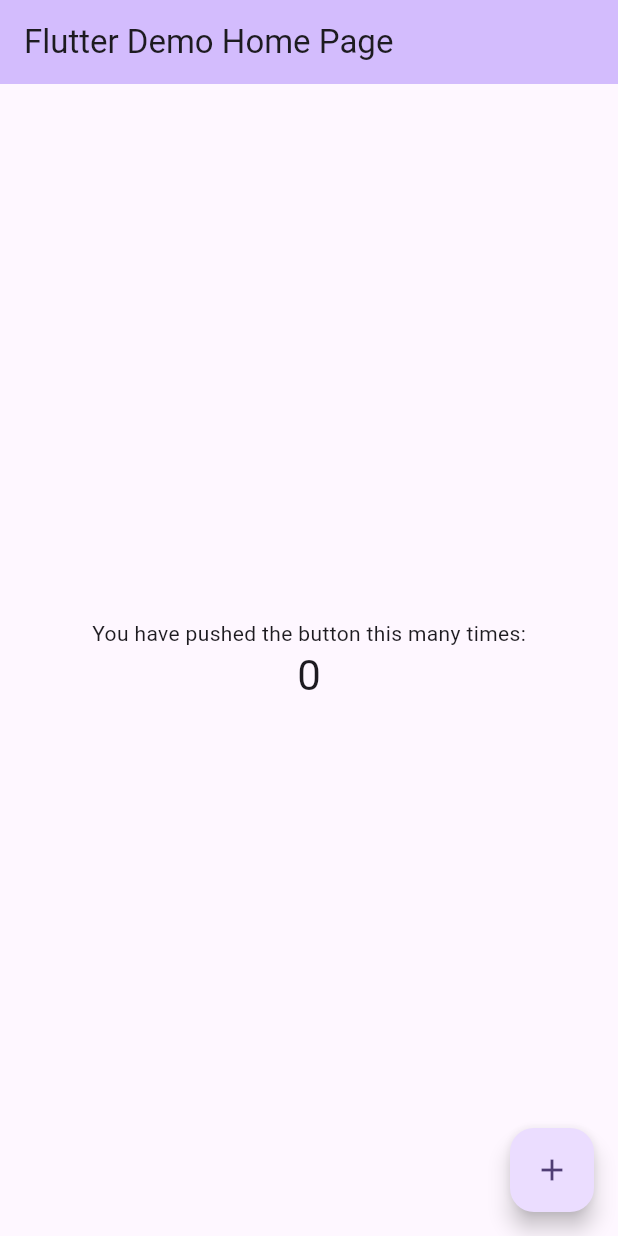
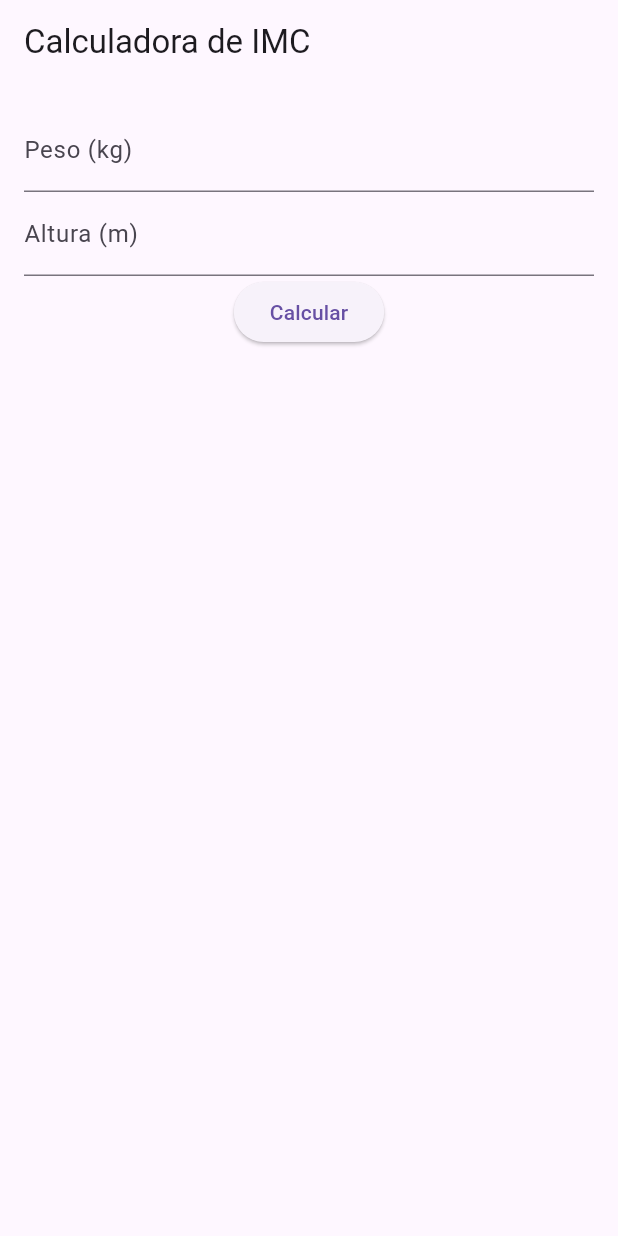
Before and after one commit to GuilhermeTofino/calculadora_imc1, a Flutter app: the screen it shows after launch, on a phone screen of 412 x 824 dp. Run offline on Flutter 3.47's test engine with Material 3 defaults, Android fonts, the phone set to English and light mode, and no system bars.

Commit message:
CHORE: Calculo IMC e Lista

```diff
--- a/analysis_options.yaml
+++ b/analysis_options.yaml
@@ -7,6 +7,9 @@
 
 # The following line activates a set of recommended lints for Flutter apps,
 # packages, and plugins designed to encourage good coding practices.
+analyzer:
+  errors:
+    library_private_types_in_public_api: ignore
 include: package:flutter_lints/flutter.yaml
 
 linter:
--- a/lib/main.dart
+++ b/lib/main.dart
@@ -1,125 +1,133 @@
+// ignore_for_file: prefer_const_constructors
+
 import 'package:flutter/material.dart';
 
 void main() {
-  runApp(const MyApp());
+  runApp(MaterialApp(
+    home: PesoApp(),
+  ));
 }
 
-class MyApp extends StatelessWidget {
-  const MyApp({super.key});
+class PesoApp extends StatefulWidget {
+  const PesoApp({super.key});
 
-  // This widget is the root of your application.
+  @override
+  _PesoAppState createState() => _PesoAppState();
+}
+
+class _PesoAppState extends State<PesoApp> {
+  List<Peso> pesos = [];
+  TextEditingController pesoController = TextEditingController();
+  TextEditingController alturaController = TextEditingController();
+
+  void _calcularIMC() {
+    double peso = double.tryParse(pesoController.text) ?? 0.0;
+    double altura = double.tryParse(alturaController.text) ?? 0.0;
+
+    if (peso <= 0 || altura <= 0) {
+      _mostrarErro("Peso e altura devem ser maiores que zero.");
+      return;
+    }
+    double imc = peso / (altura * altura);
+    String classificacao = _classificarIMC(imc);
+
+    setState(() {
+      pesos.add(Peso(peso: peso, altura: altura, imc: imc, classificacao: classificacao));
+      pesoController.clear();
+      alturaController.clear();
+    });
+  }
+
+
+
+  String _classificarIMC(double imc) {
+    if (imc < 16) {
+      return "Magreza grave";
+    } else if (imc < 17) {
+      return "Magreza moderada";
+    } else if (imc < 18.5) {
+      return "Magreza leve";
+    } else if (imc < 25) {
+      return "Saudável";
+    } else if (imc < 30) {
+      return "Sobrepeso";
+    } else if (imc < 35) {
+      return "Obesidade Grau 1";
+    } else if (imc < 40) {
+      return "Obesidade Grau 2 (Severa)";
+    } else {
+      return "Obesidade Grau 3 (Mórbida)";
+    }
+  }
+
+  void _mostrarErro(String mensagem) {
+    showDialog(
+      context: context,
+      builder: (BuildContext context) {
+        return AlertDialog(
+          title: Text("Erro"),
+          content: Text(mensagem),
+          actions: <Widget>[
+            TextButton(
+              child: Text("OK"),
+              onPressed: () {
+                Navigator.of(context).pop();
+              },
+            ),
+          ],
+        );
+      },
+    );
+  }
+
+
   @override
   Widget build(BuildContext context) {
-    return MaterialApp(
-      title: 'Flutter Demo',
-      theme: ThemeData(
-        // This is the theme of your application.
-        //
-        // TRY THIS: Try running your application with "flutter run". You'll see
-        // the application has a purple toolbar. Then, without quitting the app,
-        // try changing the seedColor in the colorScheme below to Colors.green
-        // and then invoke "hot reload" (save your changes or press the "hot
-        // reload" button in a Flutter-supported IDE, or press "r" if you used
-        // the command line to start the app).
-        //
-        // Notice that the counter didn't reset back to zero; the application
-        // state is not lost during the reload. To reset the state, use hot
-        // restart instead.
-        //
-        // This works for code too, not just values: Most code changes can be
-        // tested with just a hot reload.
-        colorScheme: ColorScheme.fromSeed(seedColor: Colors.deepPurple),
-        useMaterial3: true,
+    return Scaffold(
+      appBar: AppBar(
+        title: Text("Calculadora de IMC"),
       ),
-      home: const MyHomePage(title: 'Flutter Demo Home Page'),
+      body: Padding(
+        padding: const EdgeInsets.all(16.0),
+        child: Column(
+          children: <Widget>[
+            TextField(
+              controller: pesoController,
+              keyboardType: TextInputType.number,
+              decoration: InputDecoration(labelText: "Peso (kg)"),
+            ),
+            TextField(
+              controller: alturaController,
+              keyboardType: TextInputType.number,
+              decoration: InputDecoration(labelText: "Altura (m)"),
+            ),
+            ElevatedButton(
+              onPressed: _calcularIMC,
+              child: const Text("Calcular"),
+            ),
+            Expanded(
+              child: ListView.builder(
+                itemCount: pesos.length,
+                itemBuilder: (context, index) {
+                  return ListTile(
+                    title: Text("Peso: ${pesos[index].peso.toStringAsFixed(2)} kg, Altura: ${pesos[index].altura.toStringAsFixed(2)} m"),
+                    subtitle: Text("IMC: ${pesos[index].imc.toStringAsFixed(2)} - ${pesos[index].classificacao}"),
+                  );
+                },
+              ),
+            ),
+          ],
+        ),
+      ),
     );
   }
 }
 
-class MyHomePage extends StatefulWidget {
-  const MyHomePage({super.key, required this.title});
+class Peso {
+  double peso;
+  double altura;
+  double imc;
+  String classificacao;
 
-  // This widget is the home page of your application. It is stateful, meaning
-  // that it has a State object (defined below) that contains fields that affect
-  // how it looks.
-
-  // This class is the configuration for the state. It holds the values (in this
-  // case the title) provided by the parent (in this case the App widget) and
-  // used by the build method of the State. Fields in a Widget subclass are
-  // always marked "final".
-
-  final String title;
-
-  @override
-  State<MyHomePage> createState() => _MyHomePageState();
+  Peso({required this.peso, required this.altura, required this.imc, required this.classificacao});
 }
-
-class _MyHomePageState extends State<MyHomePage> {
-  int _counter = 0;
-
-  void _incrementCounter() {
-    setState(() {
-      // This call to setState tells the Flutter framework that something has
-      // changed in this State, which causes it to rerun the build method below
-      // so that the display can reflect the updated values. If we changed
-      // _counter without calling setState(), then the build method would not be
-      // called again, and so nothing would appear to happen.
-      _counter++;
-    });
-  }
-
-  @override
-  Widget build(BuildContext context) {
-    // This method is rerun every time setState is called, for instance as done
-    // by the _incrementCounter method above.
-    //
-    // The Flutter framework has been optimized to make rerunning build methods
-    // fast, so that you can just rebuild anything that needs updating rather
-    // than having to individually change instances of widgets.
-    return Scaffold(
-      appBar: AppBar(
-        // TRY THIS: Try changing the color here to a specific color (to
-        // Colors.amber, perhaps?) and trigger a hot reload to see the AppBar
-        // change color while the other colors stay the same.
-        backgroundColor: Theme.of(context).colorScheme.inversePrimary,
-        // Here we take the value from the MyHomePage object that was created by
-        // the App.build method, and use it to set our appbar title.
-        title: Text(widget.title),
-      ),
-      body: Center(
-        // Center is a layout widget. It takes a single child and positions it
-        // in the middle of the parent.
-        child: Column(
-          // Column is also a layout widget. It takes a list of children and
-          // arranges them vertically. By default, it sizes itself to fit its
-          // children horizontally, and tries to be as tall as its parent.
-          //
-          // Column has various properties to control how it sizes itself and
-          // how it positions its children. Here we use mainAxisAlignment to
-          // center the children vertically; the main axis here is the vertical
-          // axis because Columns are vertical (the cross axis would be
-          // horizontal).
-          //
-          // TRY THIS: Invoke "debug painting" (choose the "Toggle Debug Paint"
-          // action in the IDE, or press "p" in the console), to see the
-          // wireframe for each widget.
-          mainAxisAlignment: MainAxisAlignment.center,
-          children: <Widget>[
-            const Text(
-              'You have pushed the button this many times:',
-            ),
-            Text(
-              '$_counter',
-              style: Theme.of(context).textTheme.headlineMedium,
-            ),
-          ],
-        ),
-      ),
-      floatingActionButton: FloatingActionButton(
-        onPressed: _incrementCounter,
-        tooltip: 'Increment',
-        child: const Icon(Icons.add),
-      ), // This trailing comma makes auto-formatting nicer for build methods.
-    );
-  }
-}
```
Also changed, not shown: 1 other file.
